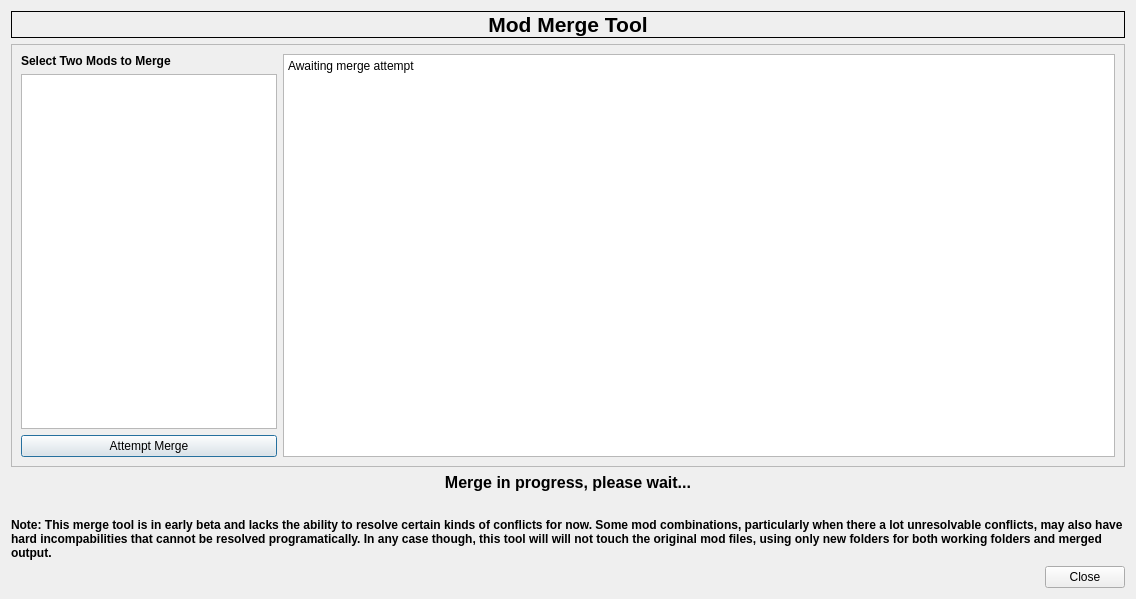
This is modules/ModMerger.ui in rainmakerv3/BB_Launcher as Qt 5 draws it before an edit. The edited form follows.
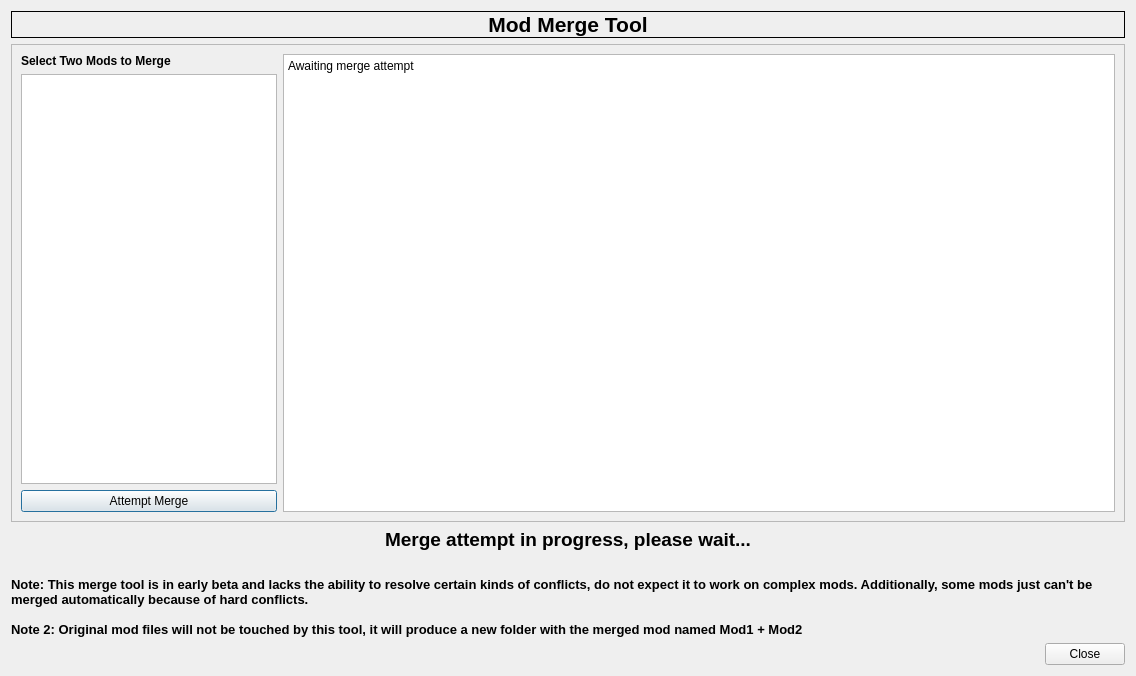
This is the edited form.

Commit message: Merger: gameparam merging done (row only level, item level is tedious)

```diff
--- a/modules/ModMerger.ui
+++ b/modules/ModMerger.ui
@@ -7,7 +7,7 @@
     <x>0</x>
     <y>0</y>
     <width>1136</width>
-    <height>599</height>
+    <height>676</height>
    </rect>
   </property>
   <property name="windowTitle">
@@ -44,7 +44,7 @@
         <x>0</x>
         <y>0</y>
         <width>1116</width>
-        <height>422</height>
+        <height>458</height>
        </rect>
       </property>
       <layout class="QHBoxLayout" name="horizontalLayout_2">
@@ -118,12 +118,12 @@
     <widget class="QLabel" name="waitLabel">
      <property name="font">
       <font>
-       <pointsize>12</pointsize>
+       <pointsize>14</pointsize>
        <bold>true</bold>
       </font>
      </property>
      <property name="text">
-      <string>Merge in progress, please wait...</string>
+      <string>Merge attempt in progress, please wait...</string>
      </property>
      <property name="alignment">
       <set>Qt::AlignmentFlag::AlignCenter</set>
@@ -147,11 +147,14 @@
     <widget class="QLabel" name="label_3">
      <property name="font">
       <font>
+       <pointsize>10</pointsize>
        <bold>true</bold>
       </font>
      </property>
      <property name="text">
-      <string>Note: This merge tool is in early beta and lacks the ability to resolve certain kinds of conflicts for now. Some mod combinations, particularly when there a lot unresolvable conflicts, may also have hard incompabilities that cannot be resolved programatically. In any case though, this tool will will not touch the original mod files, using only new folders for both working folders and merged output.</string>
+      <string>Note: This merge tool is in early beta and lacks the ability to resolve certain kinds of conflicts, do not expect it to work on complex mods. Additionally, some mods just can't be merged automatically because of hard conflicts. 
+
+Note 2: Original mod files will not be touched by this tool, it will produce a new folder with the merged mod named Mod1 + Mod2</string>
      </property>
      <property name="wordWrap">
       <bool>true</bool>
```
The commit also changes 11 other files.
